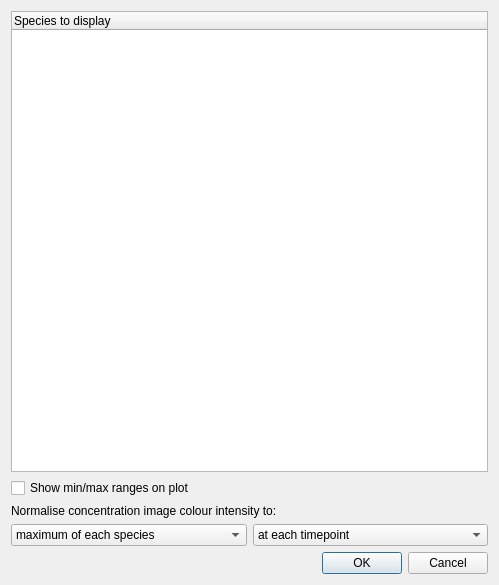
Old version of the form src/gui/dialogs/dialogdisplayoptions.ui in the repository spatial-model-editor/spatial-model-editor.
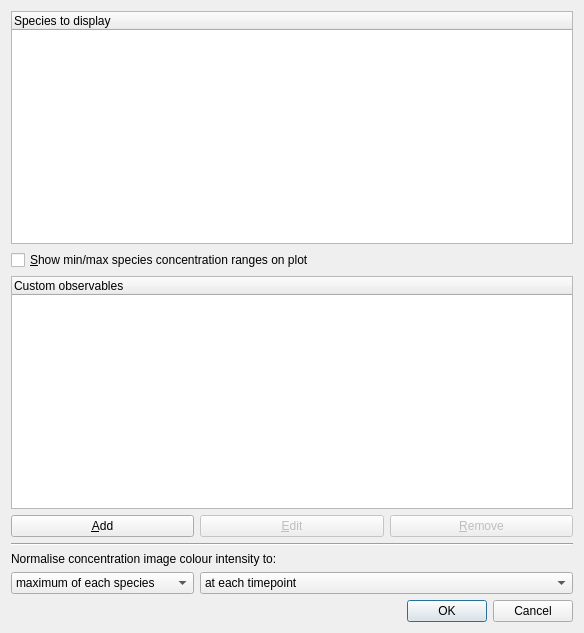
New version of the form.

Commit message:
add custom observables to simulation plot
  - user can now define their own observables to add to the plot
  - expressions can be a function of all species and of time (t)
  - they are evaluated at each timepoint using the average values of each species
  - resolves #313

also
  - add PlotWrapper class to wrap QCustomPlot
  - also enable ccache on macOS/linux release builds

```diff
--- a/src/gui/dialogs/dialogdisplayoptions.ui
+++ b/src/gui/dialogs/dialogdisplayoptions.ui
@@ -6,8 +6,8 @@
    <rect>
     <x>0</x>
     <y>0</y>
-    <width>499</width>
-    <height>585</height>
+    <width>584</width>
+    <height>633</height>
    </rect>
   </property>
   <property name="windowTitle">
@@ -17,7 +17,7 @@
    <bool>true</bool>
   </property>
   <layout class="QGridLayout" name="gridLayout">
-   <item row="3" column="0">
+   <item row="6" column="0">
     <widget class="QComboBox" name="cmbNormaliseOverAllSpecies">
      <item>
       <property name="text">
@@ -31,21 +31,7 @@
      </item>
     </widget>
    </item>
-   <item row="3" column="1">
-    <widget class="QComboBox" name="cmbNormaliseOverAllTimepoints">
-     <item>
-      <property name="text">
-       <string>at each timepoint</string>
-      </property>
-     </item>
-     <item>
-      <property name="text">
-       <string>over all timepoints</string>
-      </property>
-     </item>
-    </widget>
-   </item>
-   <item row="0" column="0" colspan="2">
+   <item row="0" column="0" colspan="3">
     <widget class="QTreeWidget" name="listSpecies">
      <column>
       <property name="text">
@@ -54,7 +40,17 @@
      </column>
     </widget>
    </item>
-   <item row="1" column="0" colspan="2">
+   <item row="3" column="1">
+    <widget class="QPushButton" name="btnEditObservable">
+     <property name="enabled">
+      <bool>false</bool>
+     </property>
+     <property name="text">
+      <string>&amp;Edit</string>
+     </property>
+    </widget>
+   </item>
+   <item row="1" column="0" colspan="3">
     <widget class="QCheckBox" name="chkShowMinMaxRanges">
      <property name="sizePolicy">
       <sizepolicy hsizetype="Preferred" vsizetype="Fixed">
@@ -63,18 +59,68 @@
       </sizepolicy>
      </property>
      <property name="text">
-      <string>Show min/max ranges on plot</string>
+      <string>&amp;Show min/max species concentration ranges on plot</string>
      </property>
     </widget>
    </item>
-   <item row="2" column="0" colspan="2">
+   <item row="3" column="0">
+    <widget class="QPushButton" name="btnAddObservable">
+     <property name="text">
+      <string>&amp;Add</string>
+     </property>
+    </widget>
+   </item>
+   <item row="3" column="2">
+    <widget class="QPushButton" name="btnRemoveObservable">
+     <property name="enabled">
+      <bool>false</bool>
+     </property>
+     <property name="text">
+      <string>&amp;Remove</string>
+     </property>
+    </widget>
+   </item>
+   <item row="5" column="0" colspan="3">
     <widget class="QLabel" name="lblNormalise">
      <property name="text">
       <string>Normalise concentration image colour intensity to:</string>
      </property>
     </widget>
    </item>
-   <item row="4" column="0" colspan="2">
+   <item row="6" column="1" colspan="2">
+    <widget class="QComboBox" name="cmbNormaliseOverAllTimepoints">
+     <item>
+      <property name="text">
+       <string>at each timepoint</string>
+      </property>
+     </item>
+     <item>
+      <property name="text">
+       <string>over all timepoints</string>
+      </property>
+     </item>
+    </widget>
+   </item>
+   <item row="2" column="0" colspan="3">
+    <widget class="QTreeWidget" name="listObservables">
+     <property name="toolTip">
+      <string>Add custom observables to display in the plot, which can be functions of the species and of time (t)</string>
+     </property>
+     <column>
+      <property name="text">
+       <string>Custom observables</string>
+      </property>
+     </column>
+    </widget>
+   </item>
+   <item row="4" column="0" colspan="3">
+    <widget class="Line" name="line">
+     <property name="orientation">
+      <enum>Qt::Horizontal</enum>
+     </property>
+    </widget>
+   </item>
+   <item row="7" column="0" colspan="3">
     <widget class="QDialogButtonBox" name="buttonBox">
      <property name="orientation">
       <enum>Qt::Horizontal</enum>
```
Left out of the diff: 7 changed lines with no effect on the pictures. The commit also changes 13 other files.
